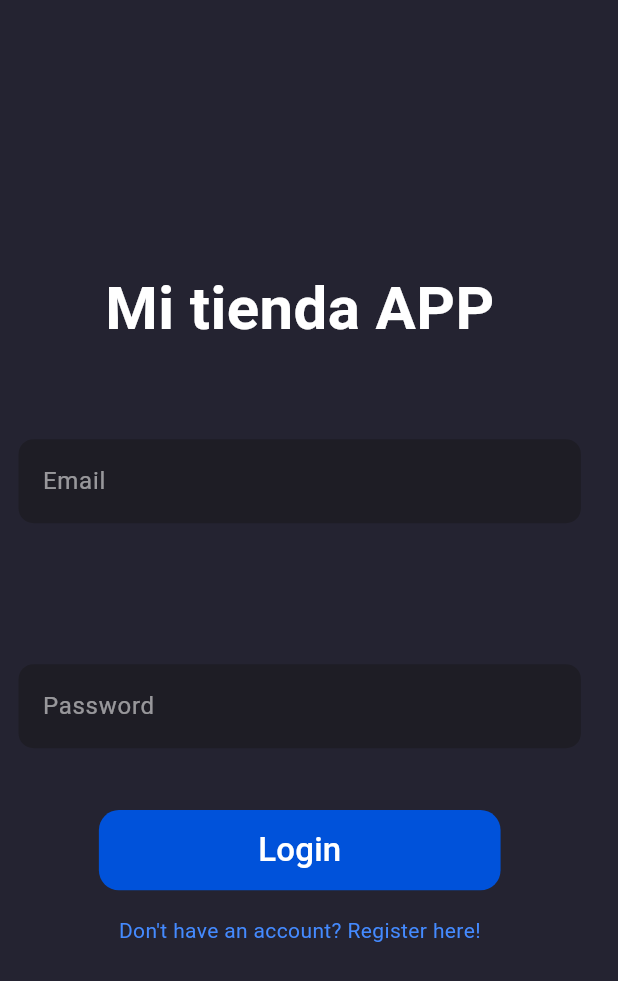
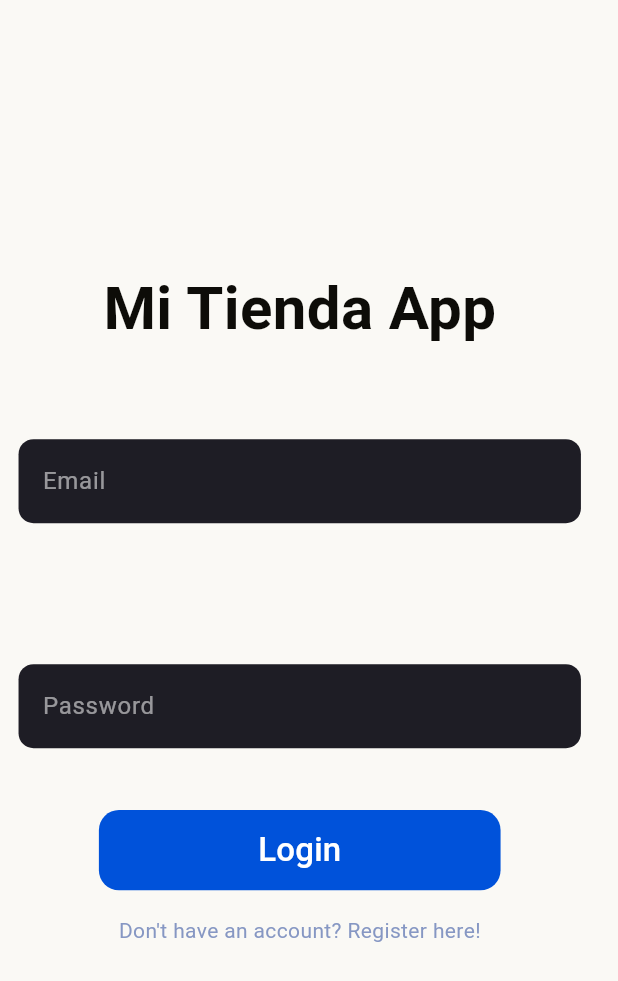
Before and after one commit to AdrianPerdomoE/mi_tienda_app, a Flutter app: the screen it shows after launch, on a phone screen of 412 x 824 dp. Shown: the top 981 px of the screen. Run offline on Flutter 3.47's test engine with Material 3 defaults, Android fonts, the phone set to English and light mode, and no system bars; our stand-ins replace cloud_firestore, file_picker, firebase_auth, firebase_core, firebase_storage, get_it; accounts and stored records are empty.

Commit message:
Refactor dependencies and update app theme

```diff
--- a/lib/controllers/providers/authentication_provider.dart
+++ b/lib/controllers/providers/authentication_provider.dart
@@ -55,6 +55,7 @@ class AuthenticationProvider extends ChangeNotifier {
     } catch (e) {
       print("Error registering user: ${e}");
     }
+    return null;
   }
 
   Future<void> logOut() async {
--- /dev/null
+++ b/lib/controllers/services/app_service.dart
@@ -0,0 +1,35 @@
+import 'package:flutter/material.dart';
+
+class AppService {
+  String _appName = "Mi Tienda App";
+  Color _primaryColor = const Color.fromRGBO(247, 200, 29, 1);
+  Color _secondaryColor = const Color.fromRGBO(171, 207, 185, 1);
+  Color _accentColor = const Color.fromRGBO(134, 151, 195, 1);
+  Color _backgroundColor = const Color.fromRGBO(250, 249, 245, 1);
+  Color _textColor = const Color.fromRGBO(13, 12, 8, 1);
+
+  String get appName => _appName;
+  Color get primaryColor => _primaryColor;
+  Color get secondaryColor => _secondaryColor;
+  Color get accentColor => _accentColor;
+  Color get backgroundColor => _backgroundColor;
+  Color get textColor => _textColor;
+
+  void changeAppName(String name) {
+    _appName = name;
+  }
+
+  void changeTheme(
+    Color primaryColor,
+    Color secondaryColor,
+    Color accentColor,
+    Color backgroundColor,
+    Color textColor,
+  ) {
+    _primaryColor = primaryColor;
+    _secondaryColor = secondaryColor;
+    _accentColor = accentColor;
+    _backgroundColor = backgroundColor;
+    _textColor = textColor;
+  }
+}
--- a/lib/main.dart
+++ b/lib/main.dart
@@ -1,4 +1,5 @@
 import 'package:flutter/material.dart';
+import 'package:mi_tienda_app/controllers/services/app_service.dart';
 
 import 'package:provider/provider.dart';
 //screens
@@ -34,6 +35,8 @@ class MainApp extends StatelessWidget {
 }
 
 MaterialApp _buildMaterialApp(BuildContext context) {
+  final AppService appService = AppService();
+
   return MaterialApp(
     navigatorKey: NavigationService.navigatorKey,
     routes: {
@@ -47,13 +50,39 @@ MaterialApp _buildMaterialApp(BuildContext context) {
     },
     initialRoute: '/',
     debugShowCheckedModeBanner: false,
-    title: "Mi tienda App",
+    title: appService.appName,
     theme: ThemeData(
-      colorScheme:
-          ColorScheme.fromSeed(seedColor: const Color.fromRGBO(36, 35, 49, 1)),
-      scaffoldBackgroundColor: const Color.fromRGBO(36, 35, 49, 1),
-      bottomNavigationBarTheme: const BottomNavigationBarThemeData(
-        backgroundColor: Color.fromRGBO(30, 29, 37, 1),
+      appBarTheme: AppBarTheme(
+        backgroundColor: appService.primaryColor,
+        titleTextStyle: TextStyle(
+          color: appService.backgroundColor,
+          fontSize: 20,
+          fontWeight: FontWeight.bold,
+        ),
+        iconTheme: IconThemeData(color: appService.backgroundColor),
+      ),
+      colorScheme: ColorScheme.fromSeed(
+        primary: appService.primaryColor,
+        seedColor: appService.primaryColor,
+        secondary: appService.secondaryColor,
+        tertiary: appService.accentColor,
+        background: appService.backgroundColor,
+      ),
+      scaffoldBackgroundColor: appService.backgroundColor,
+      bottomNavigationBarTheme: BottomNavigationBarThemeData(
+        backgroundColor: appService.primaryColor,
+        selectedItemColor: appService.backgroundColor,
+        unselectedItemColor: appService.backgroundColor,
+        unselectedLabelStyle: const TextStyle(fontWeight: FontWeight.normal),
+        selectedLabelStyle: const TextStyle(fontWeight: FontWeight.bold),
+        elevation: 100,
+      ),
+      buttonTheme: ButtonThemeData(
+        buttonColor: appService.primaryColor,
+        textTheme: ButtonTextTheme.primary,
+        shape: RoundedRectangleBorder(
+          borderRadius: BorderRadius.circular(20),
+        ),
       ),
     ),
   );
--- a/lib/views/screens/shared/login_screen.dart
+++ b/lib/views/screens/shared/login_screen.dart
@@ -8,6 +8,7 @@ import '../../widgets/rounded_button.dart';
 import '../../../controllers/providers/authentication_provider.dart';
 //services
 import '../../../controllers/services/navigation_service.dart';
+import 'package:mi_tienda_app/controllers/services/app_service.dart';
 
 class LoginScreen extends StatefulWidget {
   const LoginScreen({super.key});
@@ -22,6 +23,7 @@ class _LoginScreenState extends State<LoginScreen> {
   String? email;
   String? password;
   late AuthenticationProvider _auth;
+  final AppService _appService = AppService();
   late NavigationService _navigationService;
 
   @override
@@ -30,7 +32,6 @@ class _LoginScreenState extends State<LoginScreen> {
     _deviceWidth = MediaQuery.of(context).size.width;
     _auth = context.read<AuthenticationProvider>();
     _navigationService = GetIt.instance.get<NavigationService>();
-
     return _buildUI();
   }
 
@@ -67,10 +68,10 @@ class _LoginScreenState extends State<LoginScreen> {
   Widget _pageTitle() {
     return SizedBox(
       height: _deviceHeight * 0.1,
-      child: const Text(
-        "Mi tienda APP",
+      child: Text(
+        _appService.appName,
         style: TextStyle(
-          color: Colors.white,
+          color: _appService.textColor,
           fontSize: 40,
           fontWeight: FontWeight.w600,
         ),
@@ -131,10 +132,10 @@ class _LoginScreenState extends State<LoginScreen> {
       onTap: () {
         _navigationService.navigateToRoute('/register');
       },
-      child: const Text(
+      child: Text(
         "Don't have an account? Register here!",
         style: TextStyle(
-          color: Colors.blueAccent,
+          color: _appService.accentColor,
         ),
       ),
     );
--- a/lib/views/screens/shared/splash_screen.dart
+++ b/lib/views/screens/shared/splash_screen.dart
@@ -3,6 +3,7 @@
 import "package:firebase_core/firebase_core.dart";
 import "package:flutter/material.dart";
 import "package:get_it/get_it.dart";
+import "package:mi_tienda_app/controllers/services/app_service.dart";
 
 import "../../../controllers/services/cloud_storage_service.dart";
 import '../../../controllers/services/user_database_service.dart';
@@ -35,15 +36,19 @@ class _SplashScreenState extends State<SplashScreen> {
 // En el estado si quiero acceder a una propiedad o funcion de la clase padre, debo usar widget.variable
   @override
   Widget build(BuildContext context) {
+    final AppService appService = AppService();
+
     double height = MediaQuery.of(context).size.height;
     double width = MediaQuery.of(context).size.width;
     return MaterialApp(
       debugShowCheckedModeBanner: false,
       title: "Mi tienda App",
       theme: ThemeData(
-          colorScheme: ColorScheme.fromSeed(
-              seedColor: const Color.fromRGBO(36, 35, 49, 1)),
-          scaffoldBackgroundColor: const Color.fromRGBO(36, 35, 49, 1)),
+        colorScheme: ColorScheme.fromSeed(
+          seedColor: appService.primaryColor,
+        ),
+        scaffoldBackgroundColor: appService.backgroundColor,
+      ),
       home: Scaffold(
         body: Center(
           child: Container(
--- a/pubspec.yaml
+++ b/pubspec.yaml
@@ -15,13 +15,13 @@ dependencies:
   cloud_firestore: ^4.13.6
   provider: ^6.1.1
   get_it: ^7.6.4
-  file_picker: ^6.1.1
+  file_picker: ^8.0.0+1
 
 
 dev_dependencies:
   flutter_test:
     sdk: flutter
-  flutter_lints: ^2.0.0
+  flutter_lints: ^3.0.2
 
 flutter:
   uses-material-design: true
```
Also changed, not shown: lib/views/screens/customer/customer_home_screen.dart (+9 -15 lines), lib/views/screens/customer/customer_profile_screen.dart (+26 -32 lines), pubspec.lock.
